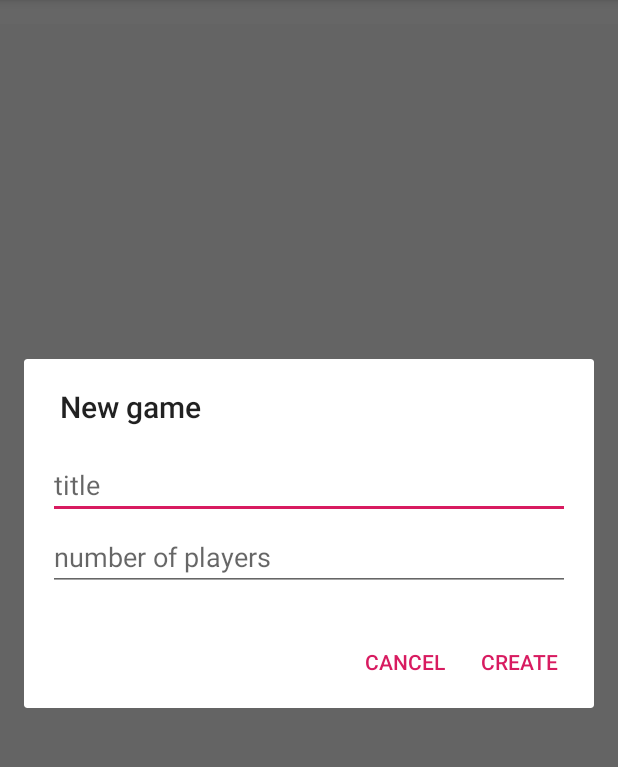
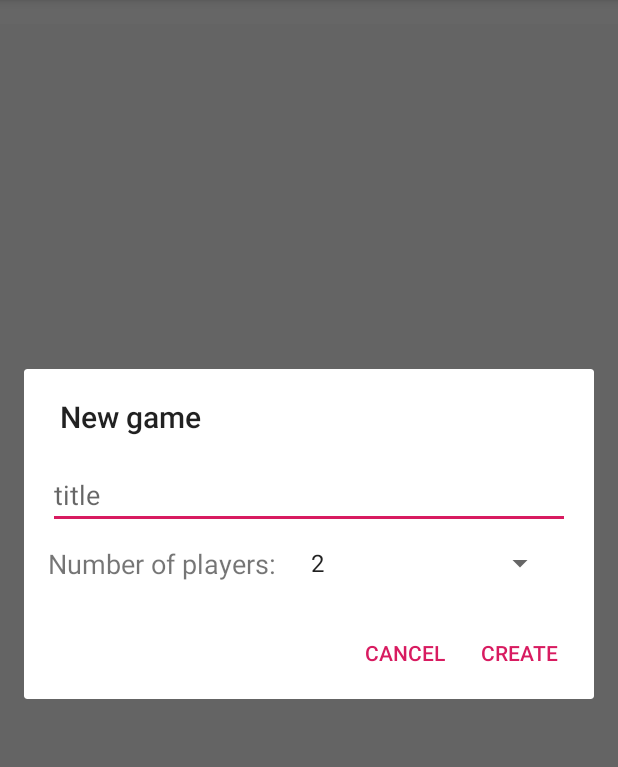
Before and after one commit to Kuglll/Tarokanizer, an Android app: the screen it shows after launch (MainActivity), after a tap on an icon or button, on a phone screen of 412 x 824 dp, the part 84-851 px from its top. Run offline under Robolectric (Android 15) with nearby library versions, the phone set to English and light mode, and no system bars.

Commit message:
Version 4.0

```diff
--- a/app/src/main/java/com/example/tarokanizer/Dialog.java
+++ b/app/src/main/java/com/example/tarokanizer/Dialog.java
@@ -8,18 +8,22 @@ import android.view.LayoutInflater;
 import android.view.View;
 import android.view.WindowManager;
 import android.view.inputmethod.InputMethodManager;
+import android.widget.AdapterView;
+import android.widget.ArrayAdapter;
 import android.widget.EditText;
+import android.widget.Spinner;
 
 import androidx.fragment.app.DialogFragment;
 
 import java.util.ArrayList;
 
-public class Dialog extends DialogFragment {
+public class Dialog extends DialogFragment implements AdapterView.OnItemSelectedListener {
 
     private EditText editTextTitle;
-    private EditText editTextNumberOfPlayers;
+    private Spinner spinner;
     private DialogListener listener;
     private ArrayList<String> players;
+    private String numberOfPlayers;
 
     public interface DialogListener{
         public void onDialogPositiveClick(String title, ArrayList<String> players);
@@ -36,6 +40,17 @@ public class Dialog extends DialogFragment {
         }
     }
 
+    @Override
+    public void onItemSelected(AdapterView<?> parent, View view, int position, long l) {
+        String text =  parent.getItemAtPosition(position).toString();
+        numberOfPlayers = text;
+    }
+
+    @Override
+    public void onNothingSelected(AdapterView<?> parent) {
+
+    }
+
     public android.app.Dialog onCreateDialog(Bundle savedInstanceState){
         AlertDialog.Builder builder = new AlertDialog.Builder(getActivity());
 
@@ -44,7 +59,12 @@ public class Dialog extends DialogFragment {
 
         players = new ArrayList<>();
         editTextTitle = view.findViewById(R.id.edit_title);
-        editTextNumberOfPlayers = view.findViewById(R.id.edit_numberOfPlayers);
+        spinner = view.findViewById(R.id.edit_numberOfPlayers);
+
+        ArrayAdapter<CharSequence> adapter = ArrayAdapter.createFromResource(getActivity(), R.array.peopleNumber, android.R.layout.simple_spinner_item);
+        adapter.setDropDownViewResource(android.R.layout.simple_spinner_dropdown_item);
+        spinner.setAdapter(adapter);
+        spinner.setOnItemSelectedListener(this);
 
         builder.setView(view)
                 .setTitle("New game")
@@ -52,7 +72,7 @@ public class Dialog extends DialogFragment {
                     public void onClick(DialogInterface dialog, int id) {
                         // Send the positive button event back to the host activity
                         String title = editTextTitle.getText().toString();
-                        String numberOfPlayers = editTextNumberOfPlayers.getText().toString();
+                         //numberOfPlayers = spinner.getText().toString();
 
                         if(!title.equals("") && !numberOfPlayers.equals("")) {
                             getPlayersNames(Integer.parseInt(numberOfPlayers));
--- a/app/src/main/res/layout/layout_dialog.xml
+++ b/app/src/main/res/layout/layout_dialog.xml
@@ -7,14 +7,26 @@
         android:id="@+id/edit_title"
         android:layout_width="match_parent"
         android:layout_height="wrap_content"
-        android:hint="title"/>
+        android:hint="title" />
 
-    <EditText
+    <Spinner
         android:id="@+id/edit_numberOfPlayers"
-        android:layout_width="match_parent"
+        android:layout_width="203dp"
+        android:layout_height="wrap_content"
+        android:layout_alignStart="@+id/edit_title"
+        android:layout_alignTop="@+id/edit_title"
+        android:layout_alignEnd="@+id/edit_title"
+        android:layout_marginStart="167dp"
+        android:layout_marginTop="56dp"
+        android:layout_marginEnd="9dp"
+        android:hint="number of players" />
+
+    <TextView
+        android:layout_width="wrap_content"
         android:layout_height="wrap_content"
         android:layout_alignTop="@+id/edit_title"
-        android:layout_marginTop="48dp"
-        android:hint="number of players" />
+        android:layout_marginTop="56dp"
+        android:textSize="18dp"
+        android:text="Number of players:" />
 
 </RelativeLayout>
--- a/app/src/main/res/values/strings.xml
+++ b/app/src/main/res/values/strings.xml
@@ -1,3 +1,12 @@
 <resources>
     <string name="app_name">Tarokanizer</string>
+    <string-array name="peopleNumber">
+        <item>2</item>
+        <item>3</item>
+        <item>4</item>
+        <item>5</item>
+        <item>6</item>
+        <item>7</item>
+        <item>8</item>
+    </string-array>
 </resources>
```
Also changed, not shown: 1 other file.
